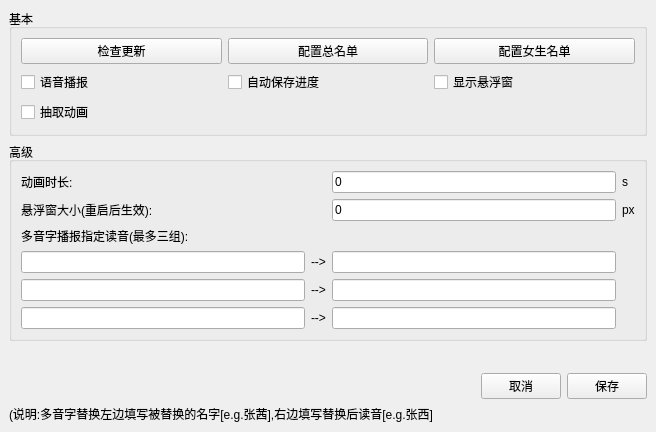
The window that ui/config.ui (Chengzi600/ClassNamePicker) describes before a commit, drawn with Qt 5.
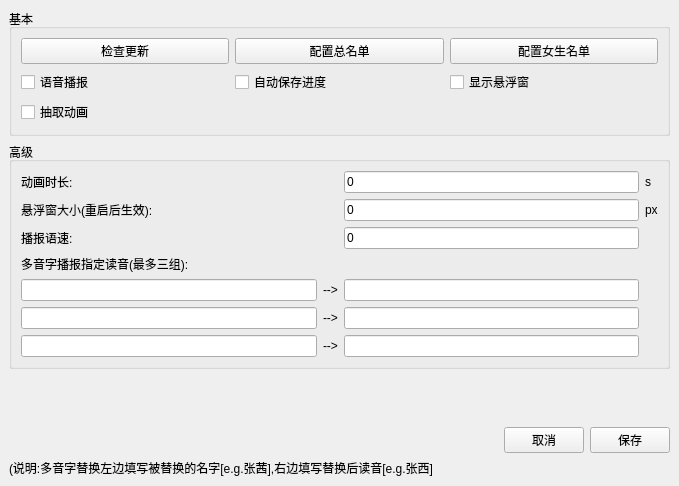
The same window after the commit.

Diff of the .ui file:
```diff
--- a/ui/config.ui
+++ b/ui/config.ui
@@ -6,8 +6,8 @@
    <rect>
     <x>0</x>
     <y>0</y>
-    <width>656</width>
-    <height>432</height>
+    <width>679</width>
+    <height>486</height>
    </rect>
   </property>
   <property name="windowTitle">
@@ -79,13 +79,6 @@
        <string>高级</string>
       </property>
       <layout class="QGridLayout" name="gridLayout_2">
-       <item row="5" column="2">
-        <widget class="QLabel" name="label_6">
-         <property name="text">
-          <string>--&gt;</string>
-         </property>
-        </widget>
-       </item>
        <item row="0" column="1">
         <widget class="QLabel" name="label">
          <property name="text">
@@ -93,13 +86,6 @@
          </property>
         </widget>
        </item>
-       <item row="4" column="2">
-        <widget class="QLabel" name="label_5">
-         <property name="text">
-          <string>--&gt;</string>
-         </property>
-        </widget>
-       </item>
        <item row="0" column="3">
         <widget class="QLineEdit" name="ani_time_edit">
          <property name="inputMask">
@@ -110,26 +96,50 @@
          </property>
         </widget>
        </item>
-       <item row="2" column="1">
-        <widget class="QLabel" name="label_3">
-         <property name="text">
-          <string>多音字播报指定读音(最多三组):</string>
-         </property>
-        </widget>
-       </item>
        <item row="5" column="1">
-        <widget class="QLineEdit" name="c1"/>
-       </item>
-       <item row="3" column="1">
         <widget class="QLineEdit" name="a1"/>
        </item>
-       <item row="3" column="2">
+       <item row="6" column="1">
+        <widget class="QLineEdit" name="b1"/>
+       </item>
+       <item row="6" column="3">
+        <widget class="QLineEdit" name="b2"/>
+       </item>
+       <item row="1" column="4">
+        <widget class="QLabel" name="label_9">
+         <property name="text">
+          <string>px</string>
+         </property>
+        </widget>
+       </item>
+       <item row="3" column="1">
+        <widget class="QLabel" name="label_3">
+         <property name="text">
+          <string>多音字播报指定读音(最多三组):</string>
+         </property>
+        </widget>
+       </item>
+       <item row="5" column="2">
         <widget class="QLabel" name="label_4">
          <property name="text">
           <string>--&gt;</string>
          </property>
         </widget>
        </item>
+       <item row="6" column="2">
+        <widget class="QLabel" name="label_5">
+         <property name="text">
+          <string>--&gt;</string>
+         </property>
+        </widget>
+       </item>
+       <item row="7" column="2">
+        <widget class="QLabel" name="label_6">
+         <property name="text">
+          <string>--&gt;</string>
+         </property>
+        </widget>
+       </item>
        <item row="0" column="4">
         <widget class="QLabel" name="label_2">
          <property name="text">
@@ -137,17 +147,14 @@
          </property>
         </widget>
        </item>
-       <item row="3" column="3">
-        <widget class="QLineEdit" name="a2"/>
-       </item>
-       <item row="4" column="1">
-        <widget class="QLineEdit" name="b1"/>
-       </item>
-       <item row="5" column="3">
+       <item row="7" column="3">
         <widget class="QLineEdit" name="c2"/>
        </item>
-       <item row="4" column="3">
-        <widget class="QLineEdit" name="b2"/>
+       <item row="7" column="1">
+        <widget class="QLineEdit" name="c1"/>
+       </item>
+       <item row="5" column="3">
+        <widget class="QLineEdit" name="a2"/>
        </item>
        <item row="1" column="1">
         <widget class="QLabel" name="label_8">
@@ -166,10 +173,17 @@
          </property>
         </widget>
        </item>
-       <item row="1" column="4">
-        <widget class="QLabel" name="label_9">
+       <item row="2" column="1">
+        <widget class="QLabel" name="label_10">
          <property name="text">
-          <string>px</string>
+          <string>播报语速:</string>
+         </property>
+        </widget>
+       </item>
+       <item row="2" column="3">
+        <widget class="QLineEdit" name="speed_edit">
+         <property name="text">
+          <string>0</string>
          </property>
         </widget>
        </item>
```
